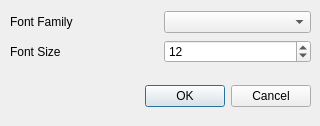
This is x11fontdialog.ui in orao/texmaker as Qt 5 draws it before an edit. The edited form follows.
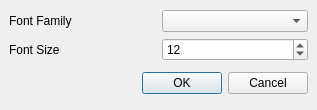
This is the edited form.

The edit to the form file:
```diff
--- a/x11fontdialog.ui
+++ b/x11fontdialog.ui
@@ -8,67 +8,21 @@
    <rect>
     <x>0</x>
     <y>0</y>
-    <width>320</width>
-    <height>126</height>
+    <width>317</width>
+    <height>110</height>
    </rect>
   </property>
   <property name="windowTitle" >
    <string>Select a Font</string>
   </property>
-  <widget class="QWidget" name="layoutWidget" >
-   <property name="geometry" >
-    <rect>
-     <x>10</x>
-     <y>80</y>
-     <width>301</width>
-     <height>33</height>
-    </rect>
-   </property>
-   <layout class="QHBoxLayout" >
+  <layout class="QGridLayout" >
     <property name="margin" >
-     <number>0</number>
+    <number>9</number>
     </property>
     <property name="spacing" >
      <number>6</number>
     </property>
-    <item>
-     <spacer>
-      <property name="orientation" >
-       <enum>Qt::Horizontal</enum>
-      </property>
-      <property name="sizeHint" >
-       <size>
-        <width>131</width>
-        <height>31</height>
-       </size>
-      </property>
-     </spacer>
-    </item>
-    <item>
-     <widget class="QPushButton" name="okButton" >
-      <property name="text" >
-       <string>OK</string>
-      </property>
-     </widget>
-    </item>
-    <item>
-     <widget class="QPushButton" name="cancelButton" >
-      <property name="text" >
-       <string>Cancel</string>
-      </property>
-     </widget>
-    </item>
-   </layout>
-  </widget>
-  <widget class="QWidget" name="" >
-   <property name="geometry" >
-    <rect>
-     <x>10</x>
-     <y>10</y>
-     <width>301</width>
-     <height>55</height>
-    </rect>
-   </property>
+   <item row="0" column="0" >
    <layout class="QGridLayout" >
     <property name="margin" >
      <number>0</number>
@@ -107,9 +61,46 @@
      </widget>
     </item>
    </layout>
-  </widget>
- </widget>
- <pixmapfunction></pixmapfunction>
+   </item>
+   <item row="1" column="0" >
+    <layout class="QHBoxLayout" >
+     <property name="margin" >
+      <number>0</number>
+     </property>
+     <property name="spacing" >
+      <number>6</number>
+     </property>
+     <item>
+      <spacer>
+       <property name="orientation" >
+        <enum>Qt::Horizontal</enum>
+       </property>
+       <property name="sizeHint" >
+        <size>
+         <width>131</width>
+         <height>31</height>
+        </size>
+       </property>
+      </spacer>
+     </item>
+     <item>
+      <widget class="QPushButton" name="okButton" >
+       <property name="text" >
+        <string>OK</string>
+       </property>
+      </widget>
+     </item>
+     <item>
+      <widget class="QPushButton" name="cancelButton" >
+       <property name="text" >
+        <string>Cancel</string>
+       </property>
+      </widget>
+     </item>
+    </layout>
+   </item>
+  </layout>
+ </widget>
  <resources/>
  <connections>
   <connection>
```
Left out of the diff: 3 changed lines with no effect on the pictures. Lines whose indentation alone changed are shown as unchanged.
